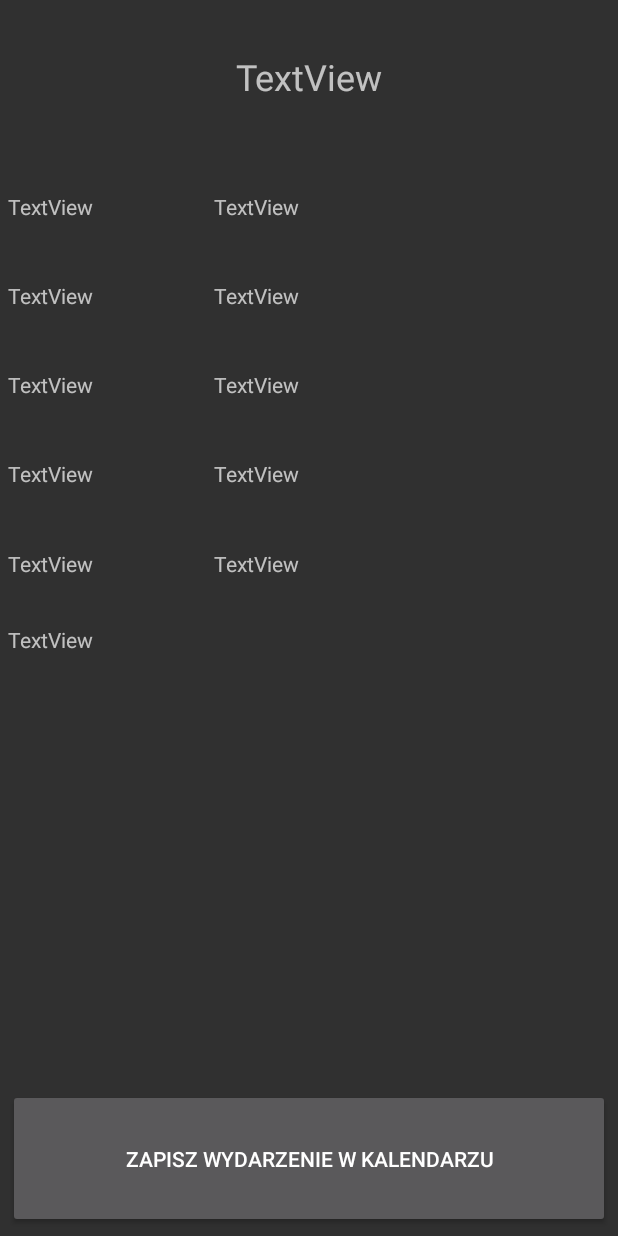
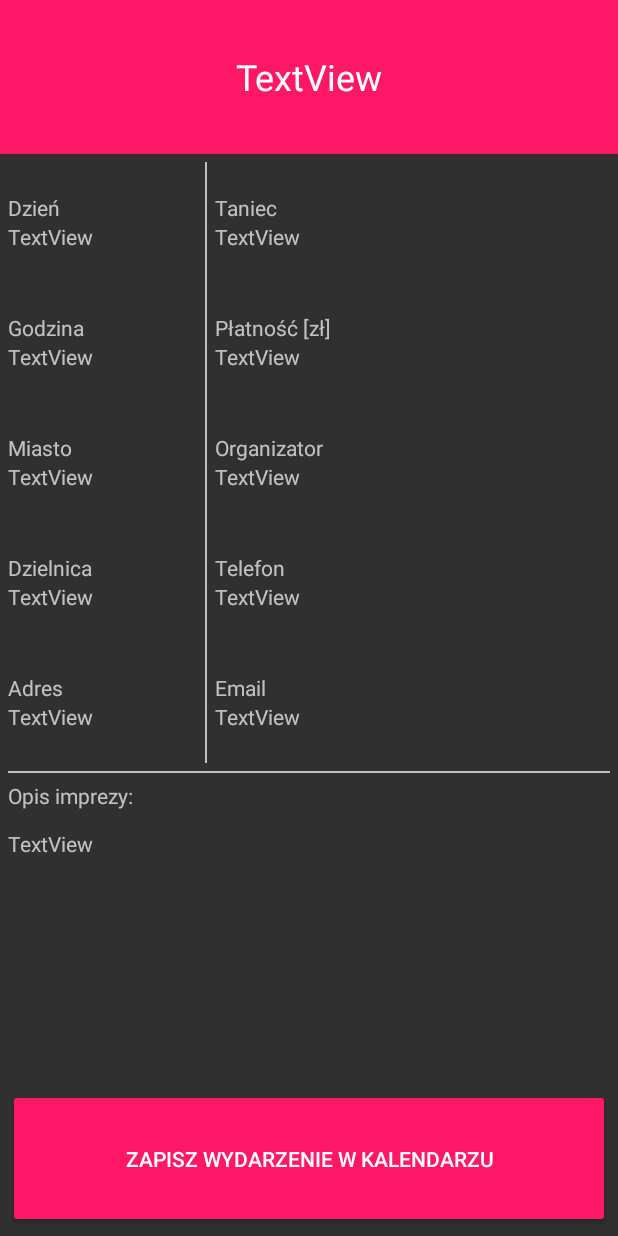
Before and after one commit to JakubAdamczyk344/AndroidSalsa, an Android app: the layout activity_description.xml on its own in the app's theme, with its tools: preview values and no code run, on a phone screen of 412 x 824 dp. Run offline under Robolectric (Android 15) with nearby library versions, the phone set to English and light mode, and no system bars; network calls fail.

Commit message:
Poprawiono wygląd aktywności zawirającej informacje o wydarzeniu. Dodano nagłówki i dodano linie dzielące ekran na obszary. Usunięto ze stylu całej aplikacji belkę z jej tytułem.

```diff
--- a/AndroidSalsa/app/src/main/res/layout/activity_description.xml
+++ b/AndroidSalsa/app/src/main/res/layout/activity_description.xml
@@ -9,7 +9,8 @@
         android:layout_width="match_parent"
         android:layout_height="0dp"
         android:layout_weight="1"
-        android:padding="5dp">
+        android:padding="5dp"
+        android:background="@color/colorAccent">
 
         <TextView
             android:text="TextView"
@@ -17,14 +18,15 @@
             android:layout_height="match_parent"
             android:id="@+id/nameTextView"
             android:gravity="center"
-            android:textSize="24sp" />
+            android:textSize="24sp"
+            android:textColor="@color/common_google_signin_btn_text_dark_default" />
     </LinearLayout>
 
     <LinearLayout
         android:orientation="horizontal"
         android:layout_width="match_parent"
         android:layout_height="0dp"
-        android:layout_weight="3">
+        android:layout_weight="4">
 
         <LinearLayout
             android:orientation="vertical"
@@ -35,12 +37,32 @@
 
 
             <TextView
+                android:text="Dzień"
+                android:layout_width="match_parent"
+                android:layout_height="0dp"
+                android:id="@+id/textView5"
+                android:layout_weight="1"
+                tools:textSize="12sp"
+                android:gravity="bottom" />
+
+            <TextView
                 android:text="TextView"
                 android:layout_width="match_parent"
                 android:layout_height="0dp"
                 android:layout_weight="1"
                 android:id="@+id/dayTextView"
-                android:gravity="center_vertical" />
+                android:gravity="top"
+                tools:textSize="14sp"
+                tools:textStyle="bold" />
+
+            <TextView
+                android:text="Godzina"
+                android:layout_width="match_parent"
+                android:layout_height="0dp"
+                android:id="@+id/textView6"
+                android:layout_weight="1"
+                tools:textSize="12sp"
+                android:gravity="bottom"/>
 
             <TextView
                 android:text="TextView"
@@ -48,7 +70,18 @@
                 android:layout_height="0dp"
                 android:layout_weight="1"
                 android:id="@+id/hourTextView"
-                android:gravity="center_vertical"/>
+                android:gravity="top"
+                tools:textSize="14sp"
+                tools:textStyle="bold"/>
+
+            <TextView
+                android:text="Miasto"
+                android:layout_width="match_parent"
+                android:layout_height="0dp"
+                android:id="@+id/textView7"
+                android:layout_weight="1"
+                tools:textSize="12sp"
+                android:gravity="bottom"/>
 
             <TextView
                 android:text="TextView"
@@ -56,7 +89,18 @@
                 android:layout_height="0dp"
                 android:layout_weight="1"
                 android:id="@+id/cityTextView"
-                android:gravity="center_vertical"/>
+                android:gravity="top"
+                tools:textSize="14sp"
+                tools:textStyle="bold"/>
+
+            <TextView
+                android:text="Dzielnica"
+                android:layout_width="match_parent"
+                android:layout_height="0dp"
+                android:id="@+id/textView8"
+                android:layout_weight="1"
+                tools:textSize="12sp"
+                android:gravity="bottom"/>
 
             <TextView
                 android:text="TextView"
@@ -64,7 +108,18 @@
                 android:layout_height="0dp"
                 android:layout_weight="1"
                 android:id="@+id/cityBlockTextView"
-                android:gravity="center_vertical"/>
+                android:gravity="top"
+                tools:textSize="14sp"
+                tools:textStyle="bold"/>
+
+            <TextView
+                android:text="Adres"
+                android:layout_width="match_parent"
+                android:layout_height="0dp"
+                android:id="@+id/textView9"
+                android:layout_weight="1"
+                tools:textSize="12sp"
+                android:gravity="bottom"/>
 
             <TextView
                 android:text="TextView"
@@ -72,8 +127,17 @@
                 android:layout_height="0dp"
                 android:layout_weight="1"
                 android:id="@+id/adressTextView"
-                android:gravity="center_vertical"/>
+                android:gravity="top"
+                tools:textSize="14sp"
+                tools:textStyle="bold"/>
         </LinearLayout>
+
+        <View
+            android:layout_width="1dp"
+            android:layout_height="match_parent"
+            android:background="#c0c0c0"
+            android:layout_marginTop="5dp"
+            android:layout_marginBottom="5dp"/>
 
         <LinearLayout
             android:orientation="vertical"
@@ -83,12 +147,51 @@
             android:padding="5dp">
 
             <TextView
+                android:text="Taniec"
+                android:layout_width="match_parent"
+                android:layout_height="0dp"
+                android:id="@+id/textView11"
+                android:layout_weight="1"
+                tools:textSize="12sp"
+                android:gravity="bottom" />
+
+            <TextView
+                android:text="TextView"
+                android:layout_width="match_parent"
+                android:layout_height="0dp"
+                android:layout_weight="1"
+                android:id="@+id/keywordsTextView"
+                android:gravity="top"
+                tools:textSize="14sp"
+                tools:textStyle="bold" />
+
+            <TextView
+                android:text="Płatność [zł]"
+                android:layout_width="match_parent"
+                android:layout_height="0dp"
+                android:id="@+id/textView12"
+                android:layout_weight="1"
+                tools:textSize="12sp"
+                android:gravity="bottom" />
+
+            <TextView
                 android:text="TextView"
                 android:layout_width="match_parent"
                 android:layout_height="0dp"
                 android:layout_weight="1"
                 android:id="@+id/toPayTextView"
-                android:gravity="center_vertical"/>
+                android:gravity="top"
+                tools:textSize="14sp"
+                tools:textStyle="bold" />
+
+            <TextView
+                android:text="Organizator"
+                android:layout_width="match_parent"
+                android:layout_height="0dp"
+                android:id="@+id/textView13"
+                android:layout_weight="1"
+                tools:textSize="12sp"
+                android:gravity="bottom" />
 
             <TextView
                 android:text="TextView"
@@ -96,7 +199,18 @@
                 android:layout_height="0dp"
                 android:layout_weight="1"
                 android:id="@+id/administratorNameTextView"
-                android:gravity="center_vertical"/>
+                android:gravity="top"
+                tools:textSize="14sp"
+                tools:textStyle="bold" />
+
+            <TextView
+                android:text="Telefon"
+                android:layout_width="match_parent"
+                android:layout_height="0dp"
+                android:id="@+id/textView14"
+                android:layout_weight="1"
+                tools:textSize="12sp"
+                android:gravity="bottom" />
 
             <TextView
                 android:text="TextView"
@@ -104,7 +218,18 @@
                 android:layout_height="0dp"
                 android:layout_weight="1"
                 android:id="@+id/telephoneNumberTextView"
-                android:gravity="center_vertical"/>
+                android:gravity="top"
+                tools:textSize="14sp"
+                tools:textStyle="bold" />
+
+            <TextView
+                android:text="Email"
+                android:layout_width="match_parent"
+                android:layout_height="0dp"
+                android:id="@+id/textView15"
+                android:layout_weight="1"
+                tools:textSize="12sp"
+                android:gravity="bottom" />
 
             <TextView
                 android:text="TextView"
@@ -112,30 +237,42 @@
                 android:layout_height="0dp"
                 android:layout_weight="1"
                 android:id="@+id/emailTextView"
-                android:gravity="center_vertical"/>
+                android:gravity="top"
+                tools:textSize="14sp"
+                tools:textStyle="bold" />
 
-            <TextView
-                android:text="TextView"
-                android:layout_width="match_parent"
-                android:layout_height="0dp"
-                android:layout_weight="1"
-                android:id="@+id/keywordsTextView"
-                android:gravity="center_vertical"/>
         </LinearLayout>
     </LinearLayout>
 
+    <View
+        android:layout_width="match_parent"
+        android:layout_height="1dp"
+        android:background="#c0c0c0"
+        android:layout_marginLeft="5dp"
+        android:layout_marginRight="5dp"/>
+
     <LinearLayout
-        android:orientation="horizontal"
+        android:orientation="vertical"
         android:layout_width="match_parent"
         android:layout_height="0dp"
-        android:layout_weight="3"
+        android:layout_weight="2"
         android:padding="5dp">
+
+        <TextView
+            android:text="Opis imprezy:"
+            android:layout_width="match_parent"
+            android:layout_height="0dp"
+            android:id="@+id/textView10"
+            tools:textSize="12sp"
+            android:layout_weight="1" />
 
         <TextView
             android:text="TextView"
             android:layout_width="match_parent"
-            android:layout_height="match_parent"
-            android:id="@+id/descriptionTextView" />
+            android:layout_height="0dp"
+            android:layout_weight="5"
+            android:id="@+id/descriptionTextView"
+            tools:textSize="14sp"/>
     </LinearLayout>
 
     <LinearLayout
@@ -149,6 +286,7 @@
             android:text="Zapisz wydarzenie w kalendarzu"
             android:layout_width="match_parent"
             android:layout_height="match_parent"
-            android:id="@+id/addToCalendarButton" />
+            android:id="@+id/addToCalendarButton"
+            android:backgroundTint="@color/colorAccent" />
     </LinearLayout>
 </LinearLayout>
--- a/AndroidSalsa/app/src/main/res/values/colors.xml
+++ b/AndroidSalsa/app/src/main/res/values/colors.xml
@@ -1,6 +1,6 @@
 <?xml version="1.0" encoding="utf-8"?>
 <resources>
-    <color name="colorPrimary">#3F51B5</color>
-    <color name="colorPrimaryDark">#303F9F</color>
-    <color name="colorAccent">#FF4081</color>
+    <color name="colorPrimary">#3f51b5</color>
+    <color name="colorPrimaryDark">#171a9f</color>
+    <color name="colorAccent">#ff1767</color>
 </resources>
--- a/AndroidSalsa/app/src/main/res/values/styles.xml
+++ b/AndroidSalsa/app/src/main/res/values/styles.xml
@@ -1,7 +1,7 @@
 <resources>
 
     <!-- Base application theme. -->
-    <style name="AppTheme" parent="Theme.AppCompat">
+    <style name="AppTheme" parent="Theme.AppCompat.NoActionBar">
         <!-- Customize your theme here. -->
         <item name="colorPrimary">@color/colorPrimary</item>
         <item name="colorPrimaryDark">@color/colorPrimaryDark</item>
```
